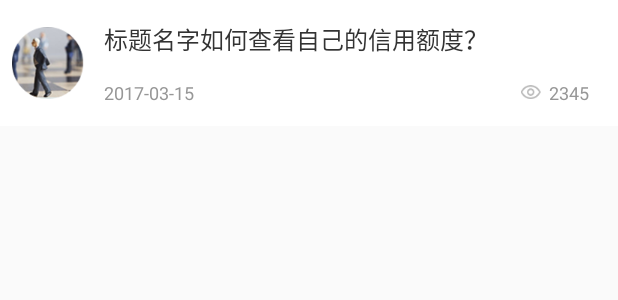
After one commit to ADeveloperH/LeHFu, an Android app: the layout item_home_toutiao.xml on its own in the app's theme, with its tools: preview values and no code run, on a phone screen of 412 x 824 dp. The commit adds this screen. Shown: the top 300 px of the screen. Run offline under Robolectric (Android 15) with nearby library versions, the phone set to English and light mode, and no system bars; network calls fail.

Commit message:
金融头条adapter创建完成

```diff
--- a/app/src/main/java/com/jiefutong/lehfu/http/Http.java
+++ b/app/src/main/java/com/jiefutong/lehfu/http/Http.java
@@ -51,6 +51,9 @@ public class Http {
 
     //重置密码接口
     public static final String RESET_PWD = "index.php/User/Account/resetpwd.html";
+
+    //获取金融头条数据
+    public static final String GET_TOUTIAO = "index.php/User/SyIndex/topJson.html";
 
 
     static {
--- /dev/null
+++ b/app/src/main/res/layout/item_home_toutiao.xml
@@ -0,0 +1,64 @@
+<?xml version="1.0" encoding="utf-8"?>
+<LinearLayout xmlns:android="http://schemas.android.com/apk/res/android"
+    android:layout_width="match_parent"
+    android:layout_height="wrap_content"
+    android:background="@color/white"
+    android:gravity="center_vertical"
+    android:orientation="horizontal"
+    android:paddingLeft="8dp"
+    android:paddingRight="19dp">
+
+    <ImageView
+        android:id="@+id/image"
+        android:layout_width="48dp"
+        android:layout_height="48dp"
+        android:layout_marginBottom="18dp"
+        android:layout_marginTop="18dp"
+        android:src="@drawable/home_default_photo" />
+
+    <LinearLayout
+        android:layout_width="match_parent"
+        android:layout_height="wrap_content"
+        android:layout_marginLeft="13dp"
+        android:orientation="vertical">
+
+        <TextView
+            android:id="@+id/tv_title"
+            android:layout_width="wrap_content"
+            android:layout_height="wrap_content"
+            android:ellipsize="end"
+            android:singleLine="true"
+            android:text="标题名字如何查看自己的信用额度？"
+            android:textColor="#333333"
+            android:textSize="16dp" />
+
+        <LinearLayout
+            android:layout_width="match_parent"
+            android:layout_height="wrap_content"
+            android:layout_marginTop="15dp"
+            android:orientation="horizontal">
+
+            <TextView
+                android:id="@+id/tv_create_time"
+                android:layout_width="0dp"
+                android:layout_height="wrap_content"
+                android:layout_weight="1"
+                android:text="2017-03-15"
+                android:textColor="#979797"
+                android:textSize="12dp" />
+
+            <TextView
+                android:id="@+id/tv_access_count"
+                android:layout_width="wrap_content"
+                android:layout_height="wrap_content"
+                android:drawableLeft="@drawable/home_toutiao_eye"
+                android:drawablePadding="5dp"
+                android:gravity="center_vertical|right"
+                android:text="2345"
+                android:textColor="#979797"
+                android:textSize="12dp" />
+        </LinearLayout>
+    </LinearLayout>
+
+
+</LinearLayout>
```
Also changed, not shown: app/src/main/java/com/jiefutong/lehfu/adapter/HomeTouTiaoAdapter.java (added, +79 -0 lines), app/src/main/java/com/jiefutong/lehfu/bean/HomeTouTiaoResultBean.java (added, +75 -0 lines), app/src/main/java/com/jiefutong/lehfu/fragment/HomeFragment.java (+79 -1 lines), app/src/main/res/drawable-xhdpi/home_default_photo.png (added), app/src/main/res/drawable-xhdpi/home_toutiao_eye.png (added).
